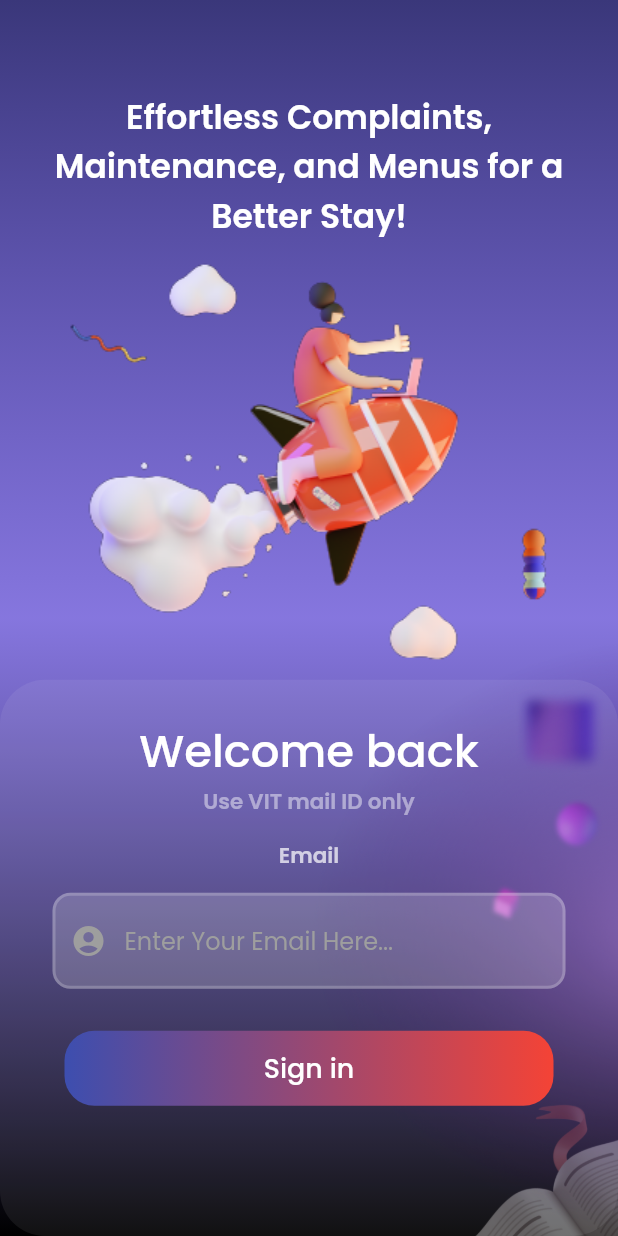
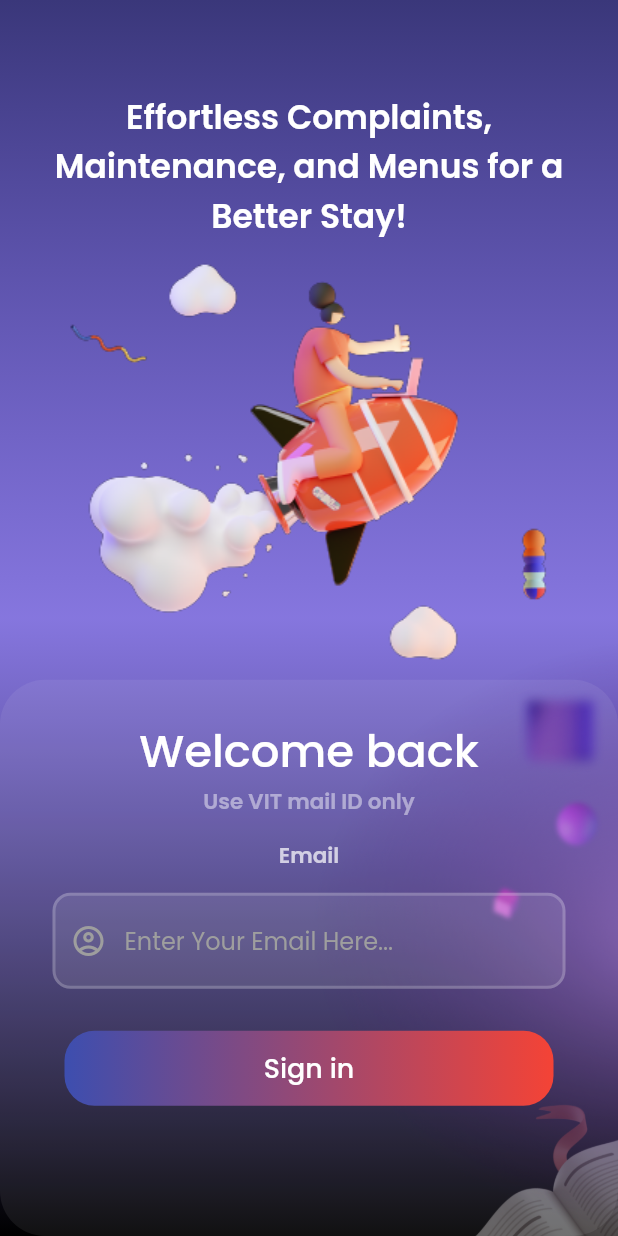
Before and after one commit to joyalshine/vit_hostel_app, a Flutter app: the screen it shows after launch, on a phone screen of 412 x 824 dp. Run offline on Flutter 3.47's test engine with Material 2 defaults, Android fonts, the phone set to English and light mode, and no system bars; our stand-ins replace firebase_core, google_fonts, google_nav_bar; missing offline and left inert: dart:ffi; accounts and stored records are empty.

Commit message:
before merging to master commit

```diff
--- a/lib/pages/start_screen.dart
+++ b/lib/pages/start_screen.dart
@@ -100,12 +100,12 @@ class StartScreen extends StatelessWidget {
                     decoration: InputDecoration(
                       hintText: 'Enter Your Email Here...',
                       prefixIcon: const Icon(
-                        Icons.account_circle_sharp,
+                        Icons.account_circle_outlined,
                         color: Colors.grey,
                       ),
                       hintStyle: const TextStyle(color: Colors.grey),
                       filled: true,
-                      fillColor: Colors.grey.shade200.withOpacity(0.2),
+                      fillColor: Colors.grey.shade200.withOpacity(0.1),
                       enabledBorder: OutlineInputBorder(
                         borderRadius:
                             const BorderRadius.all(Radius.circular(12.0)),
```
